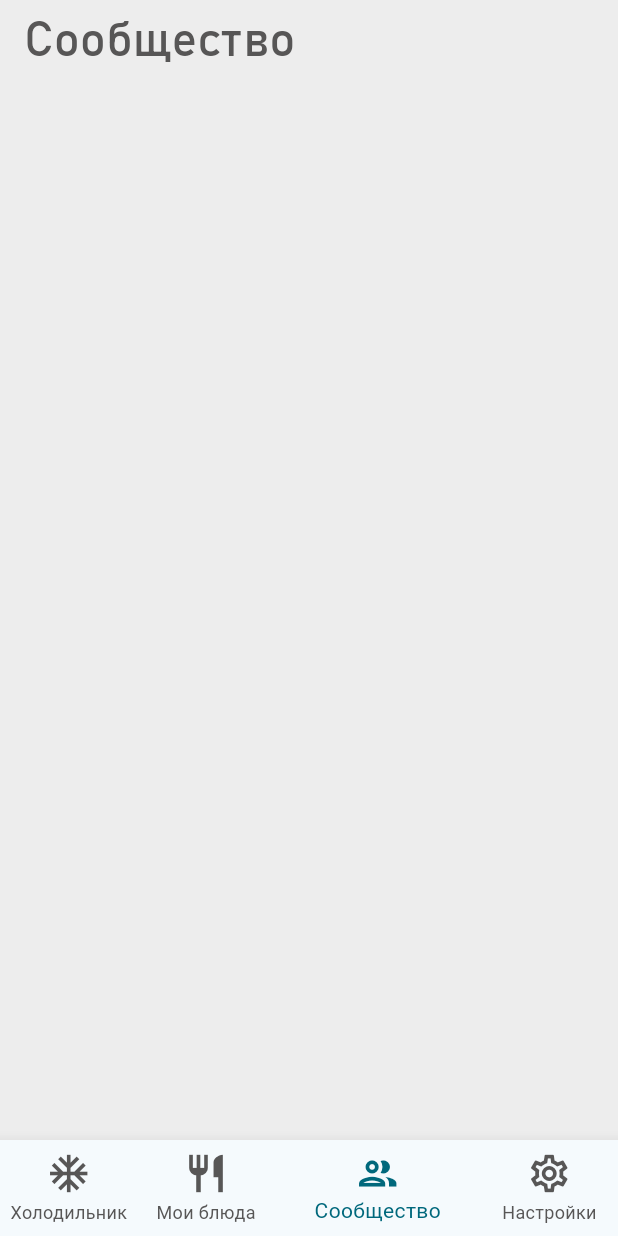
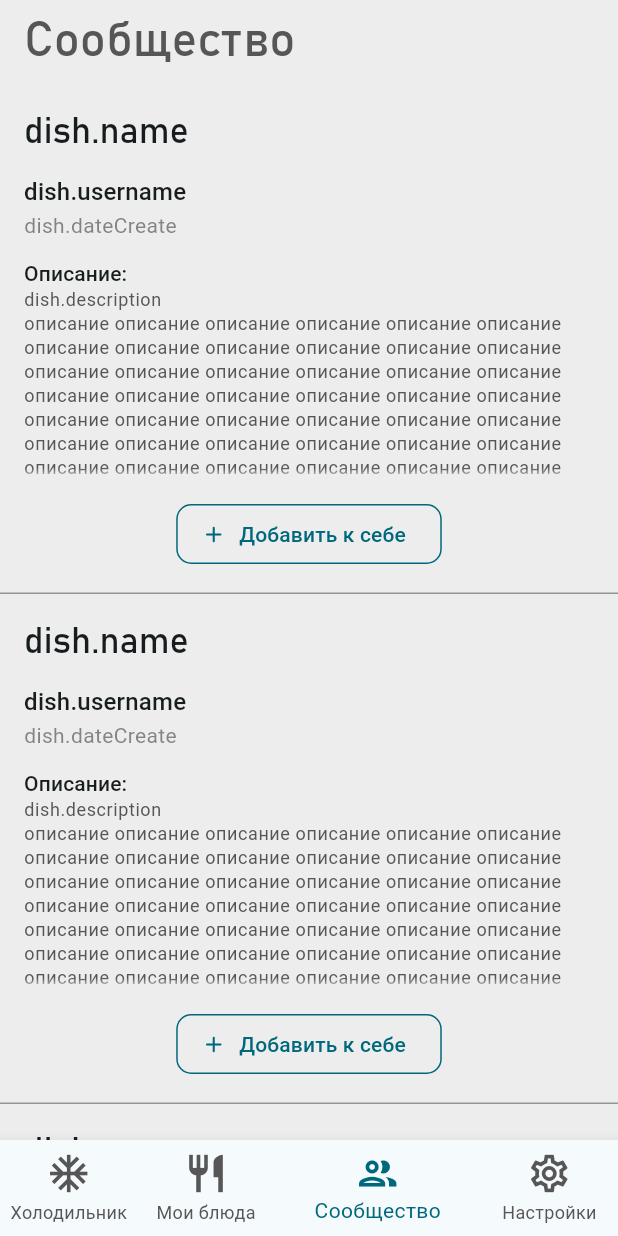
Before and after one commit to GASTDASH/fridger, a Flutter app: the screen it shows after launch, item 3 of the bottom bar chosen, on a phone screen of 412 x 824 dp. Run offline on Flutter 3.47's test engine with Material 3 defaults, Android fonts, the phone set to English and light mode, and no system bars; our stand-ins replace firebase_core, flutter_bloc, flutter_svg, get_it, hive_flutter, talker_flutter; accounts and stored records are empty; network calls fail.

Commit message:
Реализован базовый дизайн экрана Сообщество

```diff
--- a/lib/features/community/community.dart
+++ b/lib/features/community/community.dart
@@ -1 +1,2 @@
 export 'view/view.dart';
+export 'widgets/widgets.dart';
--- a/lib/features/community/view/community_screen.dart
+++ b/lib/features/community/view/community_screen.dart
@@ -1,4 +1,5 @@
 import 'package:flutter/material.dart';
+import 'package:fridger/features/community/community.dart';
 
 class CommunityScreen extends StatefulWidget {
   const CommunityScreen({super.key});
@@ -26,12 +27,14 @@ class _CommunityScreenState extends State<CommunityScreen> {
             shadowColor: Colors.black,
           ),
           SliverList.separated(
-            itemCount: 4,
+            itemCount: 6,
             itemBuilder: (context, index) {
-              return null;
+              return const CustomDishTile();
             },
             separatorBuilder: (context, index) {
-              return null;
+              return const Divider(
+                height: 0,
+              );
             },
           ),
         ],
--- /dev/null
+++ b/lib/features/community/widgets/custom_dish_tile.dart
@@ -0,0 +1,66 @@
+import 'package:flutter/material.dart';
+import 'package:fridger/ui/ui.dart';
+
+class CustomDishTile extends StatelessWidget {
+  const CustomDishTile({
+    super.key,
+  });
+
+  @override
+  Widget build(BuildContext context) {
+    final theme = Theme.of(context);
+
+    return InkWell(
+      onTap: () {},
+      child: Ink(
+        child: Padding(
+          padding: const EdgeInsets.all(16),
+          child: Column(
+            mainAxisAlignment: MainAxisAlignment.start,
+            crossAxisAlignment: CrossAxisAlignment.start,
+            children: [
+              Text(
+                "dish.name",
+                style: theme.textTheme.headlineSmall,
+              ),
+              const SizedBox(height: 12),
+              Text(
+                "dish.username",
+                style: theme.textTheme.titleMedium,
+              ),
+              Text(
+                "dish.dateCreate",
+                // "22 сентября 2024",
+                style: theme.textTheme.bodyMedium
+                    ?.copyWith(color: theme.hintColor.withOpacity(0.7)),
+              ),
+              const SizedBox(height: 12),
+              Text(
+                "Описание:",
+                style: theme.textTheme.titleSmall,
+              ),
+              Text(
+                "dish.description\nописание описание описание описание описание описание описание описание описание описание описание описание описание описание описание описание описание описание описание описание описание описание описание описание описание описание описание описание описание описание описание описание описание описание описание описание описание описание описание описание описание описание описание описание описание описание описание описание описание описание описание описание описание описание описание описание описание описание описание описание описание описание описание описание описание описание описание описание описание описание описание описание описание описание описание",
+                style:
+                    theme.textTheme.bodySmall?.copyWith(color: theme.hintColor),
+                maxLines: 8,
+                overflow: TextOverflow.fade,
+              ),
+              const SizedBox(height: 12),
+              Row(
+                mainAxisAlignment: MainAxisAlignment.center,
+                children: [
+                  ActionButton(
+                    label: "Добавить к себе",
+                    icon: Icons.add_rounded,
+                    color: theme.colorScheme.primary,
+                  ),
+                ],
+              )
+            ],
+          ),
+        ),
+      ),
+    );
+  }
+}
--- /dev/null
+++ b/lib/features/community/widgets/widgets.dart
@@ -0,0 +1 @@
+export 'custom_dish_tile.dart';
--- /dev/null
+++ b/lib/repositories/dishes/models/custom_dish.dart
@@ -0,0 +1,15 @@
+import 'package:fridger/repositories/dishes/models/dish.dart';
+
+class CustomDish extends Dish {
+  CustomDish({
+    required super.id,
+    required super.name,
+    required super.products,
+    super.description,
+    required this.username,
+    required this.dateCreate,
+  });
+
+  String username;
+  DateTime dateCreate;
+}
```
